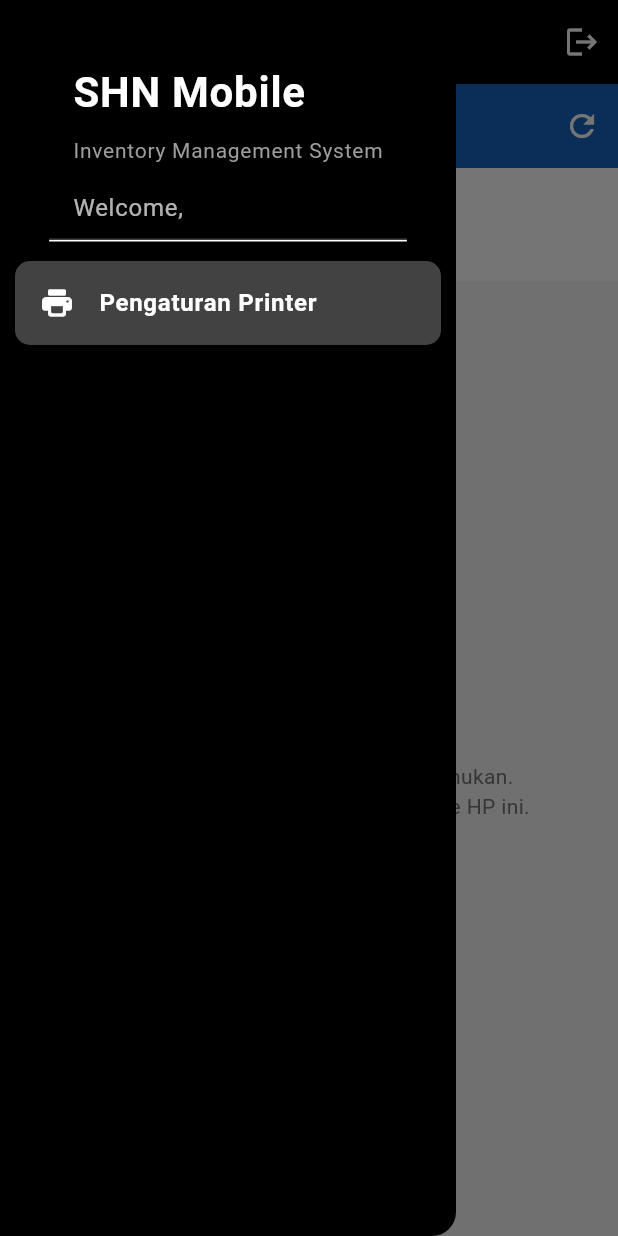
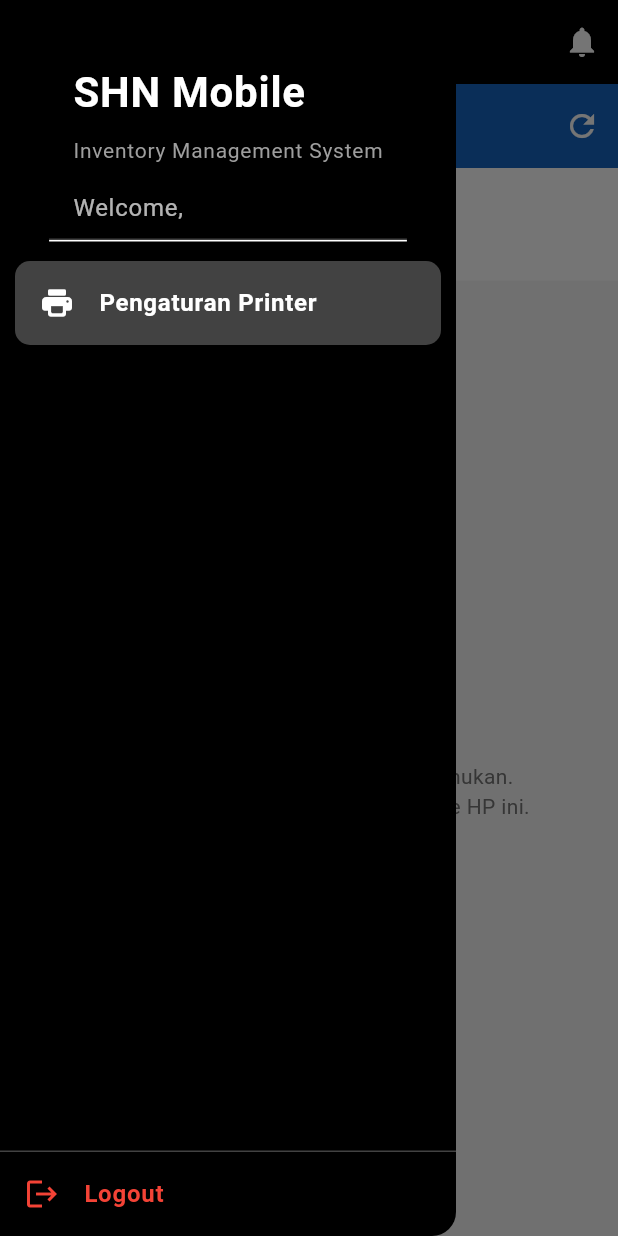
Before and after one commit to divinecoid/SHN-Mobile, a Flutter app: the DashboardPage screen opened directly, with the side drawer open, on a phone screen of 412 x 824 dp. Run offline on Flutter 3.47's test engine with Material 3 defaults, Android fonts, the phone set to English and light mode, and no system bars; our stand-ins replace camera, fl_chart, flutter_dotenv, geolocator, image_picker, permission_handler and 1 more; missing offline and left inert: blue_thermal_printer, google_mlkit_barcode_scanning; accounts and stored records are empty.

Commit message:
logout pindah

```diff
--- a/lib/pages/page_dashboard.dart
+++ b/lib/pages/page_dashboard.dart
@@ -229,9 +229,13 @@ class _DashboardPageState extends State<DashboardPage> {
           foregroundColor: Colors.white,
           actions: [
             IconButton(
-              icon: const Icon(Icons.logout),
-              onPressed: _logout,
-              tooltip: 'Logout',
+              icon: const Icon(Icons.notifications),
+              onPressed: () {
+                ScaffoldMessenger.of(context).showSnackBar(
+                  const SnackBar(content: Text('Belum ada notifikasi baru')),
+                );
+              },
+              tooltip: 'Notifikasi',
             ),
           ],
         ),
@@ -249,9 +253,13 @@ class _DashboardPageState extends State<DashboardPage> {
         title: Text(_availableMenuItems[selectedIndex].title),
         actions: [
           IconButton(
-            icon: const Icon(Icons.logout),
-            onPressed: _logout,
-            tooltip: 'Logout',
+            icon: const Icon(Icons.notifications),
+            onPressed: () {
+              ScaffoldMessenger.of(context).showSnackBar(
+                const SnackBar(content: Text('Belum ada notifikasi baru')),
+              );
+            },
+            tooltip: 'Notifikasi',
           ),
         ],
       ),
@@ -343,6 +351,25 @@ class _DashboardPageState extends State<DashboardPage> {
                       },
                     ),
                   );
+                },
+              ),
+            ),
+            // Bottom Logout Button
+            Divider(color: Colors.grey[800], height: 1),
+            SafeArea(
+              top: false,
+              child: ListTile(
+                leading: const Icon(Icons.logout, color: Colors.red),
+                title: const Text(
+                  'Logout',
+                  style: TextStyle(
+                    color: Colors.red,
+                    fontWeight: FontWeight.bold,
+                  ),
+                ),
+                onTap: () {
+                  Navigator.pop(context); // Close drawer
+                  _logout();
                 },
               ),
             ),
```
